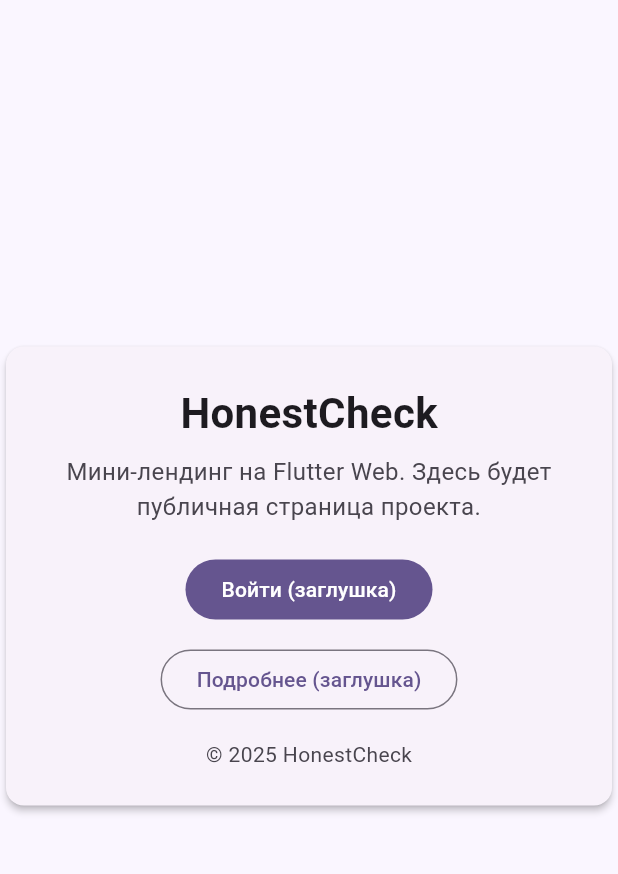
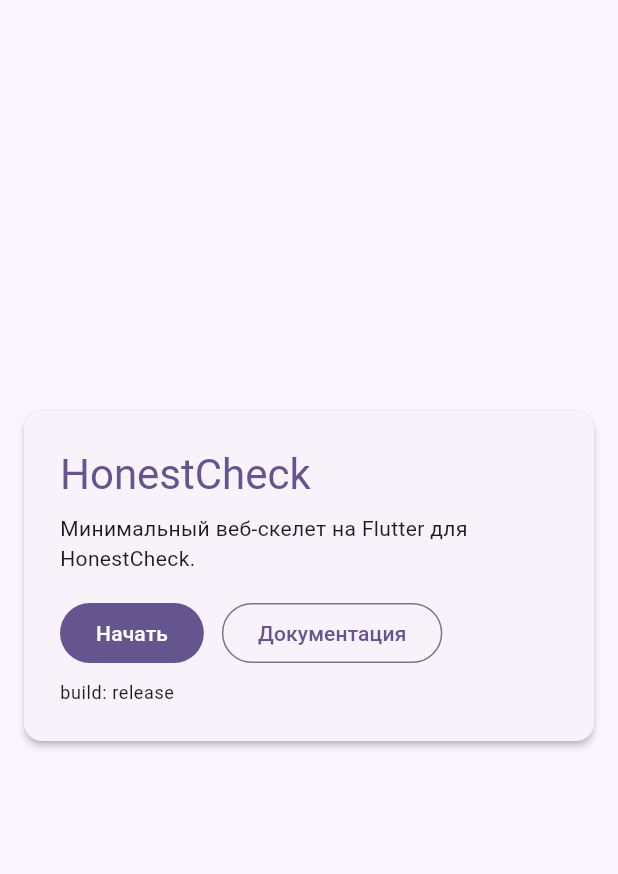
Before and after one commit to Andust974/czestny_check, a Flutter app: the screen it shows after launch, on a phone screen of 412 x 824 dp, the part 84-958 px from its top. Run offline on Flutter 3.47's test engine with Material 3 defaults, Android fonts, the light colour scheme and no system bars.

Commit message:
ui: landing card on main

```diff
--- a/lib/main.dart
+++ b/lib/main.dart
@@ -9,13 +9,13 @@
   Widget build(BuildContext context) {
     return MaterialApp(
       title: 'Czestny Check — Web',
-      debugShowCheckedModeBanner: false,
       theme: ThemeData(
+        colorSchemeSeed: const Color(0xFF6750A4),
         useMaterial3: true,
-        colorSchemeSeed: const Color(0xFF6750A4),
         scaffoldBackgroundColor: const Color(0xFFFAF6FF),
       ),
       home: const HomeScreen(),
+      debugShowCheckedModeBanner: false,
     );
   }
 }
@@ -25,55 +25,31 @@
 
   @override
   Widget build(BuildContext context) {
-    final scheme = Theme.of(context).colorScheme;
+    final cs = Theme.of(context).colorScheme;
     return Scaffold(
-      appBar: AppBar(
-        title: const Text('Czestny Check — Web'),
-        backgroundColor: scheme.surface,
-        surfaceTintColor: Colors.transparent,
-      ),
+      appBar: AppBar(title: const Text('Czestny Check — Web')),
       body: Center(
         child: ConstrainedBox(
-          constraints: const BoxConstraints(maxWidth: 760),
+          constraints: const BoxConstraints(maxWidth: 720),
           child: Card(
             elevation: 2,
-            clipBehavior: Clip.antiAlias,
+            margin: const EdgeInsets.all(16),
             child: Padding(
               padding: const EdgeInsets.all(24),
               child: Column(
                 mainAxisSize: MainAxisSize.min,
+                crossAxisAlignment: CrossAxisAlignment.start,
                 children: [
-                  const Text(
-                    'HonestCheck',
-                    style: TextStyle(fontSize: 28, fontWeight: FontWeight.w700),
-                  ),
+                  Text('HonestCheck', style: Theme.of(context).textTheme.headlineMedium?.copyWith(color: cs.primary)),
                   const SizedBox(height: 8),
-                  Text(
-                    'Мини-лендинг на Flutter Web. Здесь будет публичная страница проекта.',
-                    textAlign: TextAlign.center,
-                    style: TextStyle(color: scheme.onSurfaceVariant, fontSize: 16),
-                  ),
-                  const SizedBox(height: 20),
-                  Wrap(
-                    spacing: 12,
-                    runSpacing: 12,
-                    alignment: WrapAlignment.center,
-                    children: [
-                      FilledButton(
-                        onPressed: () {},
-                        child: const Text('Войти (заглушка)'),
-                      ),
-                      OutlinedButton(
-                        onPressed: () {},
-                        child: const Text('Подробнее (заглушка)'),
-                      ),
-                    ],
-                  ),
+                  const Text('Минимальный веб-скелет на Flutter для HonestCheck.'),
                   const SizedBox(height: 16),
-                  Text(
-                    '© ${DateTime.now().year} HonestCheck',
-                    style: TextStyle(color: scheme.onSurfaceVariant),
-                  ),
+                  Wrap(spacing: 12, runSpacing: 12, children: [
+                    FilledButton(onPressed: () {}, child: const Text('Начать')),
+                    OutlinedButton(onPressed: () {}, child: const Text('Документация')),
+                  ]),
+                  const SizedBox(height: 8),
+                  Text('build: ${String.fromEnvironment('FLUTTER_BUILD_MODE', defaultValue: 'release')}', style: Theme.of(context).textTheme.bodySmall),
                 ],
               ),
             ),
```
